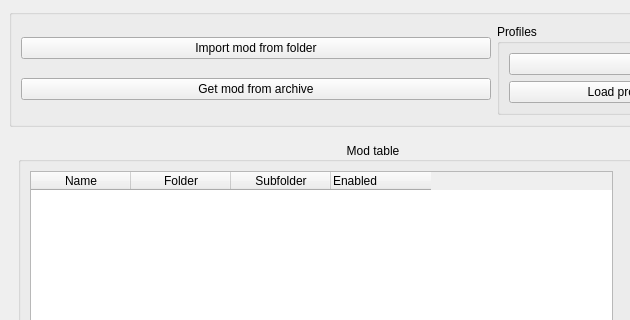
Above: ui/modbuddy.ui from OlavStornes/ModBuddy before the change; both pictures show x 0 to 630 and y 0 to 320 of the 1463 by 809 pixel window. Below: the same form after it.
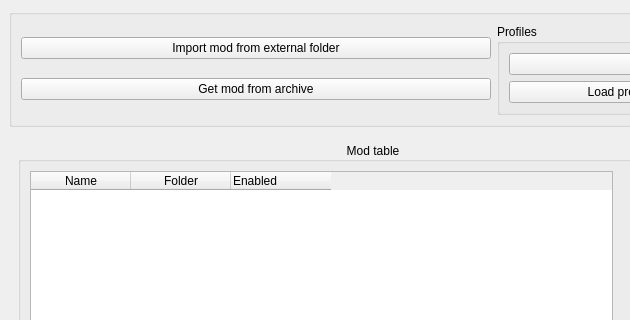
That is the form after the change.

Commit message: Add archive extraction

The edit to the form file:
```diff
--- a/ui/modbuddy.ui
+++ b/ui/modbuddy.ui
@@ -26,7 +26,7 @@
          <item>
           <widget class="QPushButton" name="new_mod_button">
            <property name="text">
-            <string>Import mod from folder</string>
+            <string>Import mod from external folder</string>
            </property>
           </widget>
          </item>
@@ -142,11 +142,6 @@
               <string>Folder</string>
              </property>
             </column>
-            <column>
-             <property name="text">
-              <string>Subfolder</string>
-             </property>
-            </column>
             <column>
              <property name="text">
               <string>Enabled</string>
```
The commit also changes 1 other file.
